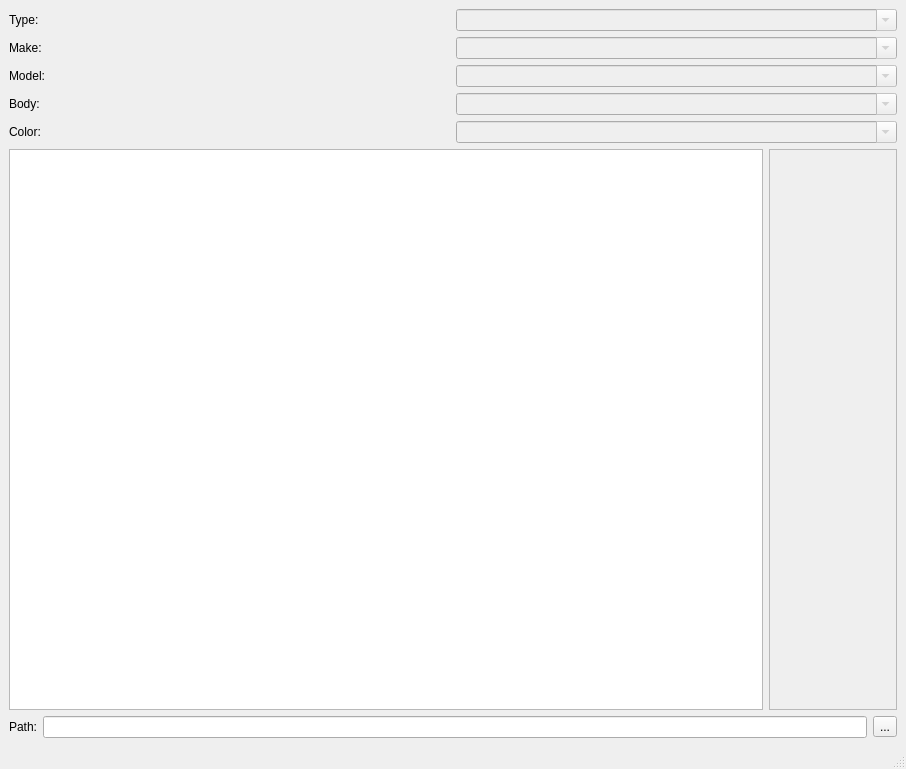
The window that src/dataset_image_annotator/main_window.ui (kamikaze/dataset-image-annotator) describes before a commit, drawn with Qt 5.
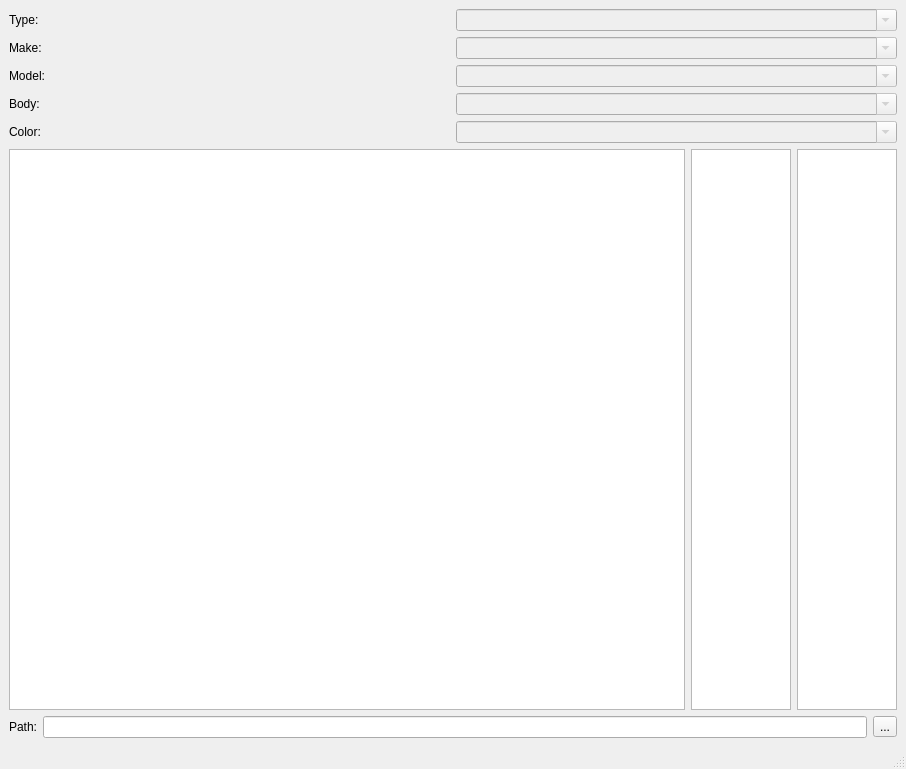
The same window after the commit.

Commit message: loading thumbnail list

Patch:
```diff
--- a/src/dataset_image_annotator/main_window.ui
+++ b/src/dataset_image_annotator/main_window.ui
@@ -163,7 +163,7 @@
        </widget>
       </item>
       <item>
-       <widget class="QScrollArea" name="thumbnail_scroll_area">
+       <widget class="QListWidget" name="thumbnail_list_widget">
         <property name="sizePolicy">
          <sizepolicy hsizetype="Fixed" vsizetype="Expanding">
           <horstretch>0</horstretch>
@@ -172,29 +172,47 @@
         </property>
         <property name="minimumSize">
          <size>
-          <width>128</width>
+          <width>100</width>
           <height>0</height>
          </size>
         </property>
-        <property name="verticalScrollBarPolicy">
-         <enum>Qt::ScrollBarAsNeeded</enum>
+        <property name="maximumSize">
+         <size>
+          <width>100</width>
+          <height>16777215</height>
+         </size>
         </property>
-        <property name="horizontalScrollBarPolicy">
-         <enum>Qt::ScrollBarAsNeeded</enum>
+        <property name="itemAlignment">
+         <set>Qt::AlignCenter</set>
         </property>
-        <property name="widgetResizable">
-         <bool>true</bool>
+        <property name="sortingEnabled">
+         <bool>false</bool>
         </property>
-        <widget class="QWidget" name="scrollAreaWidgetContents">
-         <property name="geometry">
-          <rect>
-           <x>0</x>
-           <y>0</y>
-           <width>126</width>
-           <height>499</height>
-          </rect>
-         </property>
-        </widget>
+       </widget>
+      </item>
+      <item>
+       <widget class="QListView" name="thumbnail_list_view">
+        <property name="sizePolicy">
+         <sizepolicy hsizetype="Fixed" vsizetype="Expanding">
+          <horstretch>0</horstretch>
+          <verstretch>0</verstretch>
+         </sizepolicy>
+        </property>
+        <property name="minimumSize">
+         <size>
+          <width>100</width>
+          <height>0</height>
+         </size>
+        </property>
+        <property name="maximumSize">
+         <size>
+          <width>100</width>
+          <height>16777215</height>
+         </size>
+        </property>
+        <property name="itemAlignment">
+         <set>Qt::AlignCenter</set>
+        </property>
        </widget>
       </item>
      </layout>
```
The commit also changes 1 other file.
